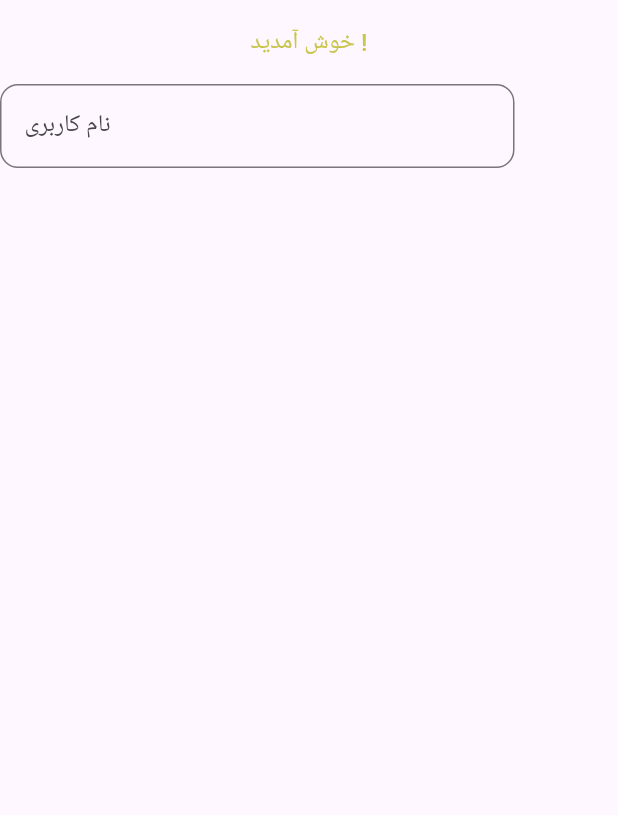
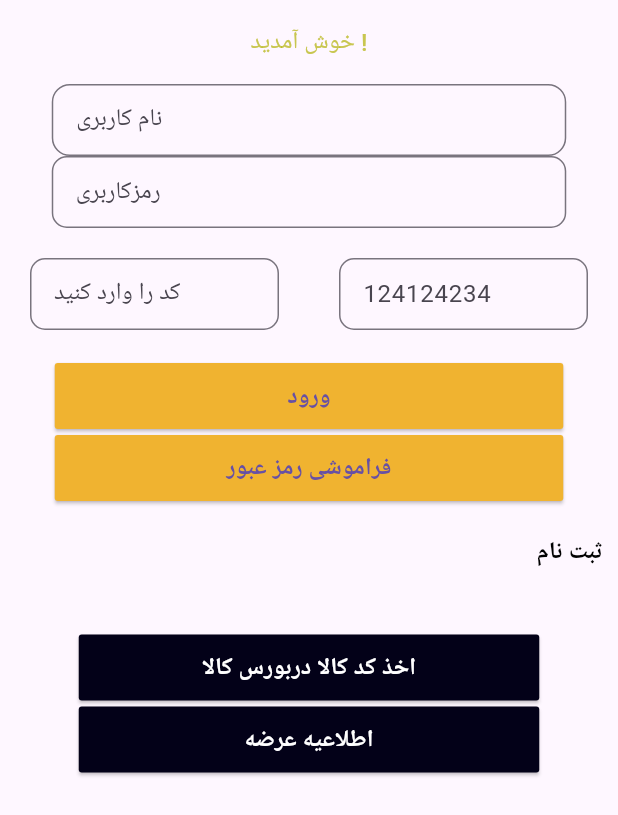
Before and after one commit to z-nt/ibrokers, a Flutter app: the screen it shows after launch, on a phone screen of 412 x 824 dp. Shown: the top 815 px of the screen. Run offline on Flutter 3.47's test engine with Material 3 defaults, Android fonts, the light colour scheme and no system bars; our stand-ins replace go_router.

Commit message:
modified page 1

```diff
--- a/lib/main.dart
+++ b/lib/main.dart
@@ -1,8 +1,11 @@
-import 'package:flutter_localizations/flutter_localizations.dart';
+import 'dart:io';
+
 import 'package:flutter/material.dart';
+
 import 'package:go_router/go_router.dart';
 import 'package:ibroker/style/style.dart';
 void main() => runApp(const MyApp());
+
 
 /// The route configuration.
 final GoRouter _router = GoRouter(
@@ -52,7 +55,6 @@ class HomeScreen extends StatelessWidget {
       ),
 
       body: Column(
-
         children:<Widget>[
 
           TextFormField(
@@ -63,13 +65,147 @@ class HomeScreen extends StatelessWidget {
                 borderRadius: BorderRadius.all(Radius.circular(12)),
               ),
               hintStyle: inputTitleStyle,
-              constraints: BoxConstraints(maxWidth: 343),
+              constraints: BoxConstraints(maxWidth: 343 , maxHeight: 48),
 
             ),
         ),
+
+          TextFormField(
+            decoration:const InputDecoration(
+              labelText: 'رمزکاربری',
+              border: OutlineInputBorder(
+                borderRadius: BorderRadius.all(Radius.circular(10)),
+              ),
+              hintStyle: inputTitleStyle,
+              constraints: BoxConstraints(maxWidth: 343 , maxHeight: 48),
+            ),
+        ),
+      Row(
+        children:<Widget>[
+          Expanded(
+            flex: 100,
+            child: Container(
+              margin: const EdgeInsets.all(20),
+              child: TextFormField(
+              decoration: const InputDecoration(
+              labelText: 'کد را وارد کنید',
+              constraints: BoxConstraints(maxWidth:171.5 , maxHeight: 48 ),
+              border: OutlineInputBorder(
+                borderRadius: BorderRadius.all(Radius.circular(10)),
+              )
+            ),
+          ),
+            ),
+          ),
+        Expanded(
+            flex: 100,
+           child: Container(
+              margin: const EdgeInsets.all(20),
+              child: TextFormField(
+              decoration: const InputDecoration(
+              labelText: '124124234',
+              constraints: BoxConstraints(maxWidth:171.5 , maxHeight: 48 ),
+              border: OutlineInputBorder(
+                borderRadius: BorderRadius.all(Radius.circular(10)),
+              )
+            ),
+          ),
+            ),
+        ),
         ],
+    ),
+    Column(
+      children:<Widget>[
+        Container(
+          padding:const  EdgeInsets.all(2),
+           height: 48,
+           width: 343,
+            child:ElevatedButton(
+              style: raisedButtonStyle,
+              onPressed: ()=>{
+                print('sdafasdf'),
+              },
+              child:  const Text('ورود',
+              style: textButtonStyle,
+              ),
+            )
+
+          ),
+        Container(
+          padding:const  EdgeInsets.all(2),
+           height: 48,
+           width: 343,
+            child:ElevatedButton(
+              style: raisedButtonStyle,
+              onPressed: ()=>{
+                print('sdafasdf'),
+              },
+              child:  const Text('فراموشی رمز عبور',
+              style: textButtonStyle,
+              ),
+            )
+          ),
+
+      ],
+    ),
+    Column(
+        children:<Widget>[
+          Container(
+            height: 25,
+             alignment: AlignmentDirectional.topEnd,
+              margin:const EdgeInsets.fromLTRB(10, 20, 10, 40),
+              child:const Text(
+                'ثبت نام' ,
+                style: TextStyle(
+                color: Colors.black,
+                fontSize: 16,
+                fontWeight: FontWeight.bold,
+                ),
+            ),
+        ),
+       Container(
+          padding:const  EdgeInsets.all(2),
+           height: 48,
+           width: 311,
+            child:ElevatedButton(
+              style: signinButtons,
+              onPressed: ()=>{
+                print('sdafasdf'),
+              },
+              child:  const Text('اخذ کد کالا دربورس کالا',
+              style: textButtonStyle2,
+              ),
+            )
+          ),
+Container(
+          padding:const  EdgeInsets.all(2),
+           height: 48,
+           width: 311,
+            child:ElevatedButton(
+              style: signinButtons,
+              onPressed: ()=>{
+                print('sdafasdf'),
+              },
+              child:  const Text('اطلاعیه عرضه',
+              style: textButtonStyle2,
+              ),
+            )
+          ),
+
+      ],
 
 
+    )
+
+
+
+
+
+
+
+
+
+        ],
       ),
     );
   }
--- a/lib/style/style.dart
+++ b/lib/style/style.dart
@@ -1,4 +1,5 @@
- import 'package:flutter/material.dart';
+
+import 'package:flutter/material.dart';
 
 const headerStyle = TextStyle(
     color:Color.fromARGB(176, 176, 176, 1),
@@ -11,3 +12,42 @@ const inputTitleStyle = TextStyle(
   fontSize: 14,
   fontWeight: FontWeight.w500,
 );
+
+const textButtonStyle = TextStyle(
+    fontSize: 16,
+    fontWeight: FontWeight.w700,
+
+);
+
+
+const textButtonStyle2 = TextStyle(
+    fontSize: 16,
+    fontWeight: FontWeight.w700,
+         color:Color.fromARGB(255, 255, 255, 255),
+
+);
+
+
+
+final ButtonStyle raisedButtonStyle = ElevatedButton.styleFrom(
+  backgroundColor: const Color.fromARGB(255, 240, 179, 48),
+  maximumSize:const Size(343, 48),
+  minimumSize:const Size(88, 36),
+  padding: const EdgeInsets.symmetric(horizontal: 16),
+  shape: const RoundedRectangleBorder(
+    borderRadius: BorderRadius.all(Radius.circular(2)),
+  ),
+);
+
+
+
+final ButtonStyle signinButtons = ElevatedButton.styleFrom(
+  backgroundColor: const Color.fromARGB(255, 3, 1, 24),
+
+  maximumSize:const Size(343, 48),
+  minimumSize:const Size(88, 36),
+  padding: const EdgeInsets.symmetric(horizontal: 16),
+  shape: const RoundedRectangleBorder(
+    borderRadius: BorderRadius.all(Radius.circular(2)),
+  ),
+);
--- a/lib/widget/widget.dart
+++ b/lib/widget/widget.dart
@@ -1,2 +1 @@
 import 'package:flutter/material.dart';
-import 'package:flutter/services.dart';
--- a/pubspec.yaml
+++ b/pubspec.yaml
@@ -63,6 +63,7 @@ flutter:
   # the material Icons class.
   uses-material-design: true
 
+
   # To add assets to your application, add an assets section, like this:
   # assets:
   #   - images/a_dot_burr.jpeg
```
